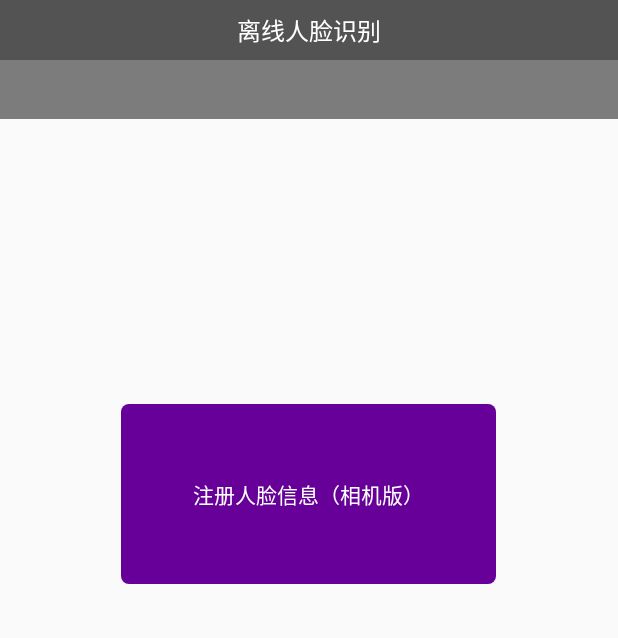
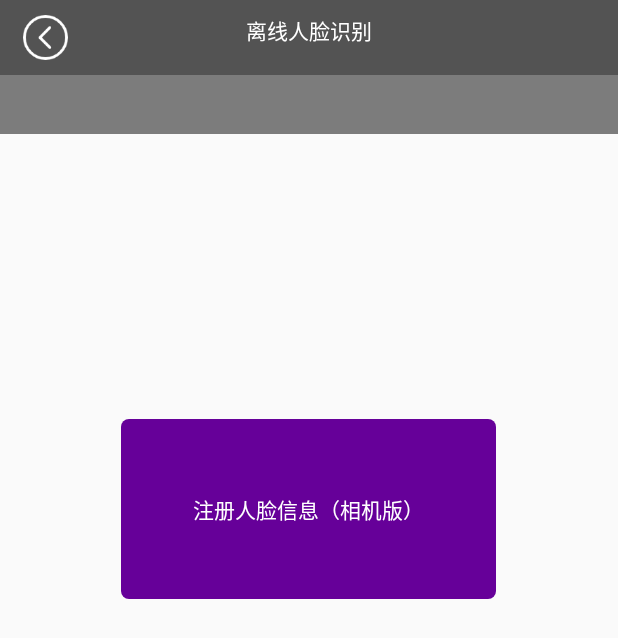
Before and after one commit to AndyYan1010/FaceRecognition, an Android app: the TXLiveFaceCheckActivity screen opened directly, with no data from a screen before it, on a phone screen of 412 x 824 dp. Shown: the top 638 px of the screen. Run offline under Robolectric (Android 15) with nearby library versions, the phone set to English and light mode, and no system bars; our stand-ins replace ButterKnife; 4 statements that could not run were skipped.

Commit message:
update for 1.注册选择界面添加返回按钮，2.确认注册前添加确认弹框

```diff
--- a/app/src/main/java/com/botian/recognition/activity/RegWithAndroidCameraActivity.java
+++ b/app/src/main/java/com/botian/recognition/activity/RegWithAndroidCameraActivity.java
@@ -307,7 +307,6 @@ public class RegWithAndroidCameraActivity extends AppCompatActivity {
             @Override
             public void onSuccess(int code, String resbody) {
                 ProgressDialogUtil.hideDialog();
-                System.out.println("提交返回信息：" + resbody);
                 if (code != 200) {
                     ToastUtils.showToast("网络请求错误，人脸特征值提交失败！");
                     isUpDateFace = false;
--- a/app/src/main/java/com/botian/recognition/activity/TXLiveFaceCheckActivity.java
+++ b/app/src/main/java/com/botian/recognition/activity/TXLiveFaceCheckActivity.java
@@ -9,6 +9,7 @@ import android.view.View;
 import android.view.ViewGroup;
 import android.widget.Button;
 import android.widget.EditText;
+import android.widget.ImageView;
 import android.widget.TextView;
 import android.widget.Toast;
 
@@ -51,6 +52,7 @@ public class TXLiveFaceCheckActivity extends BaseActivity implements View.OnClic
     private TextView                            tv_regist;
     private TextView                            tv_regist_pic;
     private TextView                            tv_upload;
+    private ImageView                           img_back;
     //private Spinner                             mPersonSpinner;
     //private SpPersonNameAdapter                 mSpAdapter;
     private List<PersonListResultBean.ListBean> mPersonList;
@@ -69,6 +71,7 @@ public class TXLiveFaceCheckActivity extends BaseActivity implements View.OnClic
         tv_regist     = findViewById(R.id.tv_regist);
         tv_regist_pic = findViewById(R.id.tv_regist_pic);
         tv_upload     = findViewById(R.id.tv_upload);
+        img_back      = findViewById(R.id.img_back);
     }
 
     @Override
@@ -88,6 +91,7 @@ public class TXLiveFaceCheckActivity extends BaseActivity implements View.OnClic
 
     @Override
     protected void initListener() {
+        img_back.setOnClickListener(this);
         tv_regist.setOnClickListener(this);
         tv_regist_pic.setOnClickListener(this);
         tv_upload.setOnClickListener(this);
@@ -102,6 +106,9 @@ public class TXLiveFaceCheckActivity extends BaseActivity implements View.OnClic
     @Override
     public void onClick(View v) {
         switch (v.getId()) {
+            case R.id.img_back:
+                finish();
+                break;
             case R.id.tv_regist:
                 if (null == mPassWord || "".equals(mPassWord)) {
                     stepType = 0;
--- a/app/src/main/res/layout/act_tx_face_check.xml
+++ b/app/src/main/res/layout/act_tx_face_check.xml
@@ -8,17 +8,32 @@
     android:gravity="center_horizontal"
     android:orientation="vertical">
 
+    <RelativeLayout
+        android:layout_width="match_parent"
+        android:layout_height="wrap_content"
+        android:background="#aa000000"
+        android:orientation="horizontal">
+
+        <ImageView
+            android:id="@+id/img_back"
+            android:layout_width="50dp"
+            android:layout_height="50dp"
+            android:layout_marginLeft="5dp"
+            android:padding="10dp"
+            android:src="@drawable/icon_back" />
+
         <TextView
             android:id="@+id/title"
-        android:layout_width="match_parent"
+            android:layout_width="wrap_content"
             android:layout_height="40dp"
-        android:background="#aa000000"
+            android:layout_centerHorizontal="true"
             android:gravity="center"
             android:padding="8dp"
             android:text="离线人脸识别"
             android:textColor="@android:color/white"
             app:autoSizeTextType="uniform"
             app:fontFamily="@font/tencent_font" />
+    </RelativeLayout>
 
     <TextView
         android:id="@+id/tips"
```
Also changed, not shown: app/src/main/java/com/botian/recognition/sdksupport/ShowCheckFaceDialogView.java (+74 -25 lines), app/src/main/res/layout/popup_sure_view.xml (added, +73 -0 lines). Lines whose indentation alone changed are shown as unchanged.
